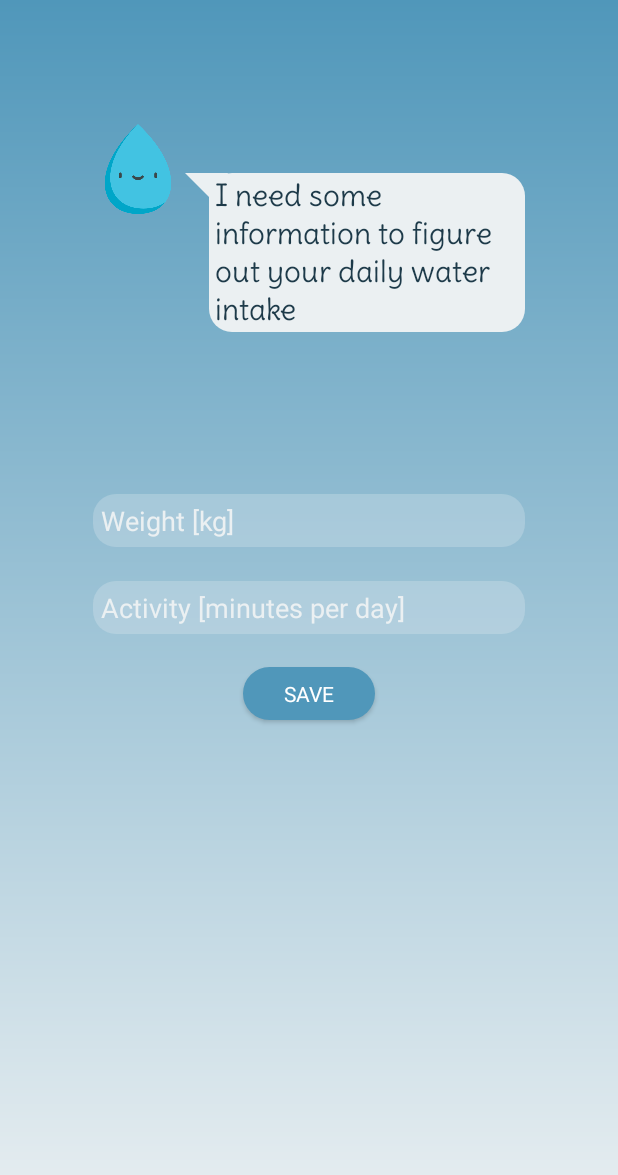
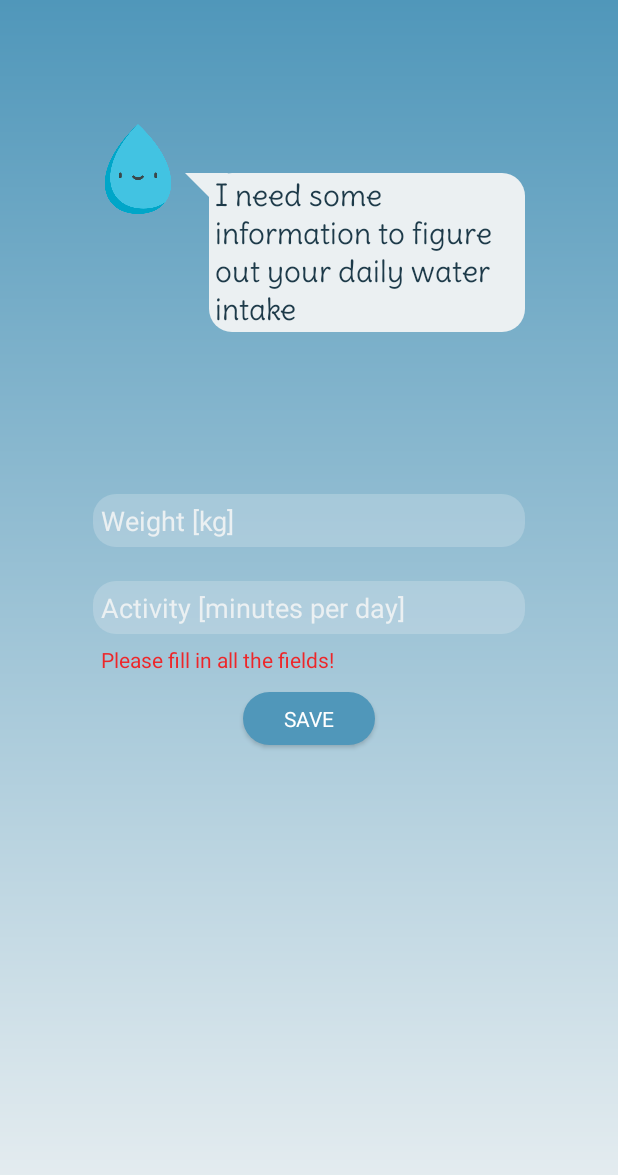
Before and after one commit to ancamiha/WaterDrinkingApp, an Android app: the InfoActivity screen opened directly, with no data from a screen before it, on a phone screen of 412 x 824 dp. Shown: the top 1175 px of the screen. Run offline under Robolectric (Android 15) with nearby library versions, the phone set to English and light mode, and no system bars; our stand-ins replace Room's generated code; Roboto replaces fonts that are not available here.

Commit message:
Add info in database.

```diff
--- a/app/src/main/java/com/example/waterdrinkingapp/Login.java
+++ b/app/src/main/java/com/example/waterdrinkingapp/Login.java
@@ -33,7 +33,6 @@ public class Login extends AppCompatActivity {
 
             @Override
             public void afterTextChanged(Editable s) {
-                Log.d(TAG, "email afterTextChanged " + s);
                 userEmail = s.toString();
             }
         });
--- a/app/src/main/java/com/example/waterdrinkingapp/fragments/MainFragment.java
+++ b/app/src/main/java/com/example/waterdrinkingapp/fragments/MainFragment.java
@@ -1,12 +1,11 @@
 package com.example.waterdrinkingapp.fragments;
 
 import android.os.Bundle;
-
-import androidx.fragment.app.Fragment;
-
 import android.view.LayoutInflater;
 import android.view.View;
 import android.view.ViewGroup;
+
+import androidx.fragment.app.Fragment;
 
 import com.example.waterdrinkingapp.MainActivity;
 import com.example.waterdrinkingapp.R;
--- a/app/src/main/java/com/example/waterdrinkingapp/fragments/SettingsFragment.java
+++ b/app/src/main/java/com/example/waterdrinkingapp/fragments/SettingsFragment.java
@@ -1,12 +1,11 @@
 package com.example.waterdrinkingapp.fragments;
 
 import android.os.Bundle;
-
-import androidx.fragment.app.Fragment;
-
 import android.view.LayoutInflater;
 import android.view.View;
 import android.view.ViewGroup;
+
+import androidx.fragment.app.Fragment;
 
 import com.example.waterdrinkingapp.MainActivity;
 import com.example.waterdrinkingapp.R;
--- a/app/src/main/res/layout/activity_info.xml
+++ b/app/src/main/res/layout/activity_info.xml
@@ -112,12 +112,25 @@
         app:layout_constraintStart_toEndOf="@id/guidelineStart"
         app:layout_constraintTop_toBottomOf="@id/guideHorizontal3" />
 
+    <TextView
+        android:id="@+id/incomplete_info"
+        android:layout_marginTop="7dp"
+        android:layout_marginStart="5dp"
+        android:layout_width="0dp"
+        android:layout_height="wrap_content"
+        android:textColor="@color/red"
+        android:visibility="visible"
+        android:text="@string/please_fill_in_all_the_fields"
+        app:layout_constraintEnd_toStartOf="@id/guidelineEnd"
+        app:layout_constraintStart_toEndOf="@id/guidelineStart"
+        app:layout_constraintTop_toBottomOf="@id/activity_minutes"/>
+
     <androidx.constraintlayout.widget.Guideline
         android:id="@+id/guideHorizontal4"
         android:layout_width="wrap_content"
         android:layout_height="wrap_content"
         android:orientation="horizontal"
-        app:layout_constraintGuide_percent="0.54" />
+        app:layout_constraintGuide_percent="0.56" />
 
     <Button
         android:id="@+id/saveButton"
--- a/app/src/main/res/values/strings.xml
+++ b/app/src/main/res/values/strings.xml
@@ -20,4 +20,5 @@
     <string name="save">Save</string>
     <string name="iconAttr1">Icon made by Freepik from www.flaticon.com.</string>
     <string name="incorrect_credentials">Incorrect credentials!</string>
+    <string name="please_fill_in_all_the_fields">Please fill in all the fields!</string>
 </resources>
```
Also changed, not shown: app/src/main/java/com/example/waterdrinkingapp/HomePage.java (+4 -4 lines), app/src/main/java/com/example/waterdrinkingapp/InfoActivity.java (+71 -7 lines), app/src/main/java/com/example/waterdrinkingapp/Register.java (+50 -20 lines), app/src/main/java/com/example/waterdrinkingapp/db/InformationEntity.java (+14 -20 lines), app/src/main/java/com/example/waterdrinkingapp/db/RegisterDao.java (+5 -2 lines), app/src/main/res/layout/activity_register.xml (+13 -0 lines).
